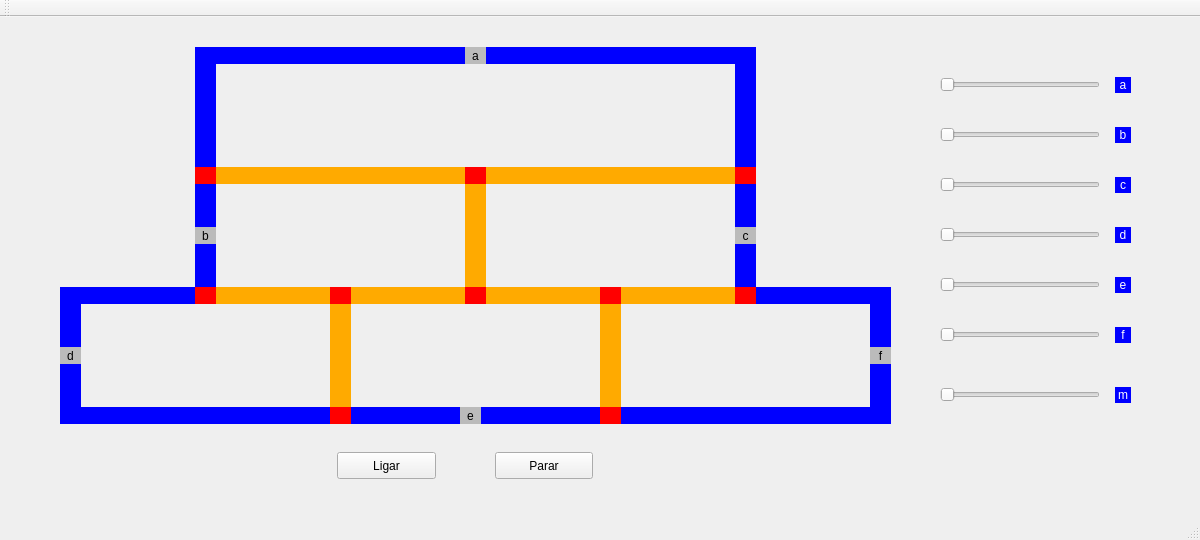
This is src/mainwindow.ui in leoalenccar/projeto-trens as Qt 5 draws it before an edit. The edited form follows.
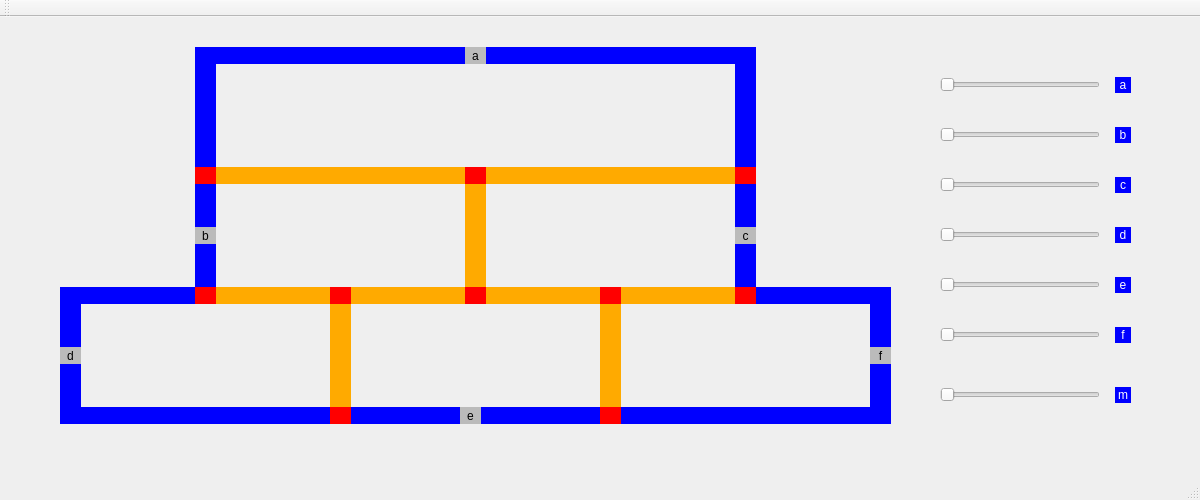
This is the edited form.

Commit message: remove botões de iniciar e parar

Diff of the .ui file:
```diff
--- a/src/mainwindow.ui
+++ b/src/mainwindow.ui
@@ -7,7 +7,7 @@
     <x>0</x>
     <y>0</y>
     <width>1200</width>
-    <height>540</height>
+    <height>500</height>
    </rect>
   </property>
   <property name="windowTitle">
@@ -81,32 +81,6 @@
      <string/>
     </property>
    </widget>
-   <widget class="QPushButton" name="pushButton">
-    <property name="geometry">
-     <rect>
-      <x>337</x>
-      <y>435</y>
-      <width>99</width>
-      <height>27</height>
-     </rect>
-    </property>
-    <property name="text">
-     <string>Ligar</string>
-    </property>
-   </widget>
-   <widget class="QPushButton" name="pushButton_2">
-    <property name="geometry">
-     <rect>
-      <x>495</x>
-      <y>435</y>
-      <width>98</width>
-      <height>27</height>
-     </rect>
-    </property>
-    <property name="text">
-     <string>Parar</string>
-    </property>
-   </widget>
    <widget class="QLabel" name="label_trilho4_2">
     <property name="geometry">
      <rect>
```
Left out of the diff: 16 changed lines with no effect on the pictures. The commit also changes 2 other files.
